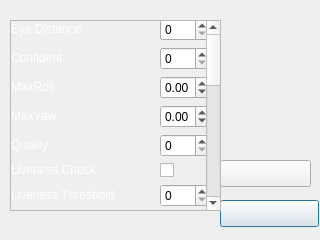
Above: dialogsetting.ui from racroi3010/nr-smartface before the change. Below: the same form after it.
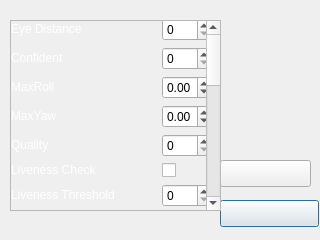
That is the form after the change. Icons and pictures are not drawn.

Patch:
```diff
--- a/dialogsetting.ui
+++ b/dialogsetting.ui
@@ -79,7 +79,7 @@
     <property name="geometry">
      <rect>
       <x>0</x>
-      <y>0</y>
+      <y>-151</y>
       <width>300</width>
       <height>600</height>
      </rect>
@@ -95,8 +95,8 @@
       <rect>
        <x>0</x>
        <y>-3</y>
-       <width>249</width>
-       <height>601</height>
+       <width>251</width>
+       <height>625</height>
       </rect>
      </property>
      <layout class="QGridLayout" name="gridLayout" columnstretch="3,1" columnminimumwidth="100,100">
```
Left out of the diff: 149 changed lines with no effect on the pictures.
